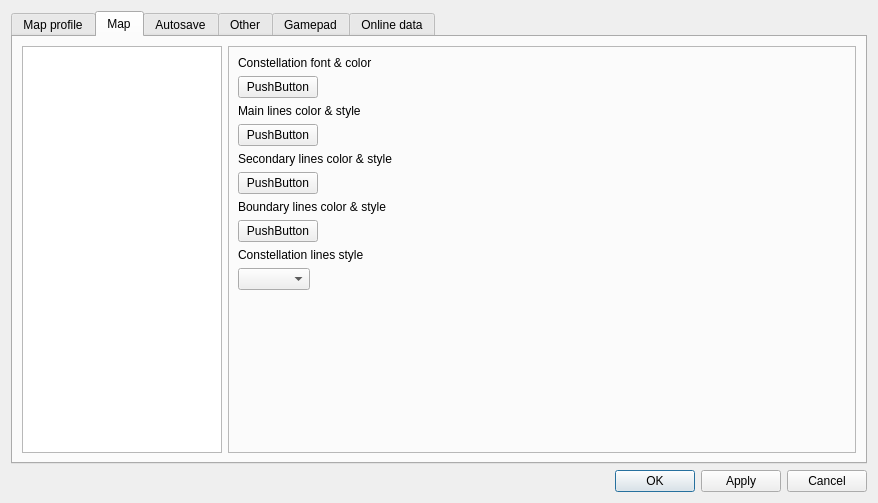
Above: csetting.ui from PavelMr/skytechx before the change. Below: the same form after it.
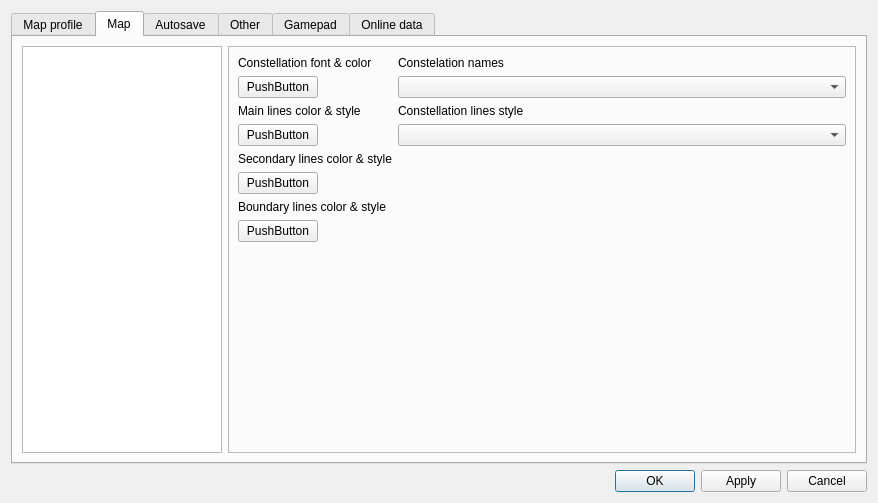
That is the form after the change. The open tabs and pages were chosen to show the change. Custom widgets are drawn as their Qt base class.

Commit message: Hide/show obj. tracking, common constellation names, etc.

```diff
--- a/csetting.ui
+++ b/csetting.ui
@@ -20,7 +20,7 @@
       <enum>QTabWidget::Rounded</enum>
      </property>
      <property name="currentIndex">
-      <number>4</number>
+      <number>1</number>
      </property>
      <property name="documentMode">
       <bool>false</bool>
@@ -171,7 +171,7 @@
             <enum>QFrame::StyledPanel</enum>
            </property>
            <property name="currentIndex">
-            <number>9</number>
+            <number>6</number>
            </property>
            <widget class="QWidget" name="stackedWidget_2Page1">
             <layout class="QVBoxLayout" name="verticalLayout_18">
@@ -1589,72 +1589,85 @@
             <layout class="QVBoxLayout" name="verticalLayout_33">
              <item>
               <layout class="QFormLayout" name="formLayout_3">
-               <item row="0" column="0">
+               <property name="fieldGrowthPolicy">
+                <enum>QFormLayout::AllNonFixedFieldsGrow</enum>
+               </property>
+               <item row="2" column="0">
                 <widget class="QLabel" name="label_16">
                  <property name="text">
                   <string>Constellation font &amp; color</string>
                  </property>
                 </widget>
                </item>
-               <item row="1" column="0">
+               <item row="2" column="1">
+                <widget class="QLabel" name="label_99">
+                 <property name="text">
+                  <string>Constelation names</string>
+                 </property>
+                </widget>
+               </item>
+               <item row="3" column="0">
                 <widget class="CFontColorButton" name="pushButton_13">
                  <property name="text">
                   <string>PushButton</string>
                  </property>
                 </widget>
                </item>
-               <item row="2" column="0">
+               <item row="3" column="1">
+                <widget class="QComboBox" name="cb_con_names"/>
+               </item>
+               <item row="4" column="0">
                 <widget class="QLabel" name="label_17">
                  <property name="text">
                   <string>Main lines color &amp; style</string>
                  </property>
                 </widget>
                </item>
-               <item row="3" column="0">
+               <item row="4" column="1">
+                <widget class="QLabel" name="label_52">
+                 <property name="text">
+                  <string>Constellation lines style</string>
+                 </property>
+                </widget>
+               </item>
+               <item row="5" column="0">
                 <widget class="CPushColorButton" name="pushButton_14">
                  <property name="text">
                   <string>PushButton</string>
                  </property>
                 </widget>
                </item>
-               <item row="4" column="0">
+               <item row="5" column="1">
+                <widget class="QComboBox" name="comboBox_2"/>
+               </item>
+               <item row="6" column="0">
                 <widget class="QLabel" name="label_18">
                  <property name="text">
                   <string>Secondary lines color &amp; style</string>
                  </property>
                 </widget>
                </item>
-               <item row="5" column="0">
+               <item row="7" column="0">
                 <widget class="CPushColorButton" name="pushButton_15">
                  <property name="text">
                   <string>PushButton</string>
                  </property>
                 </widget>
                </item>
-               <item row="6" column="0">
+               <item row="8" column="0">
                 <widget class="QLabel" name="label_19">
                  <property name="text">
                   <string>Boundary lines color &amp; style</string>
                  </property>
                 </widget>
                </item>
-               <item row="7" column="0">
+               <item row="9" column="0">
                 <widget class="CPushColorButton" name="pushButton_16">
                  <property name="text">
                   <string>PushButton</string>
                  </property>
                 </widget>
                </item>
-               <item row="8" column="0">
-                <widget class="QLabel" name="label_52">
-                 <property name="text">
-                  <string>Constellation lines style</string>
-                 </property>
-                </widget>
-               </item>
-               <item row="9" column="0">
-                <widget class="QComboBox" name="comboBox_2"/>
-               </item>
               </layout>
              </item>
             </layout>
```
The commit also changes 19 other files.
